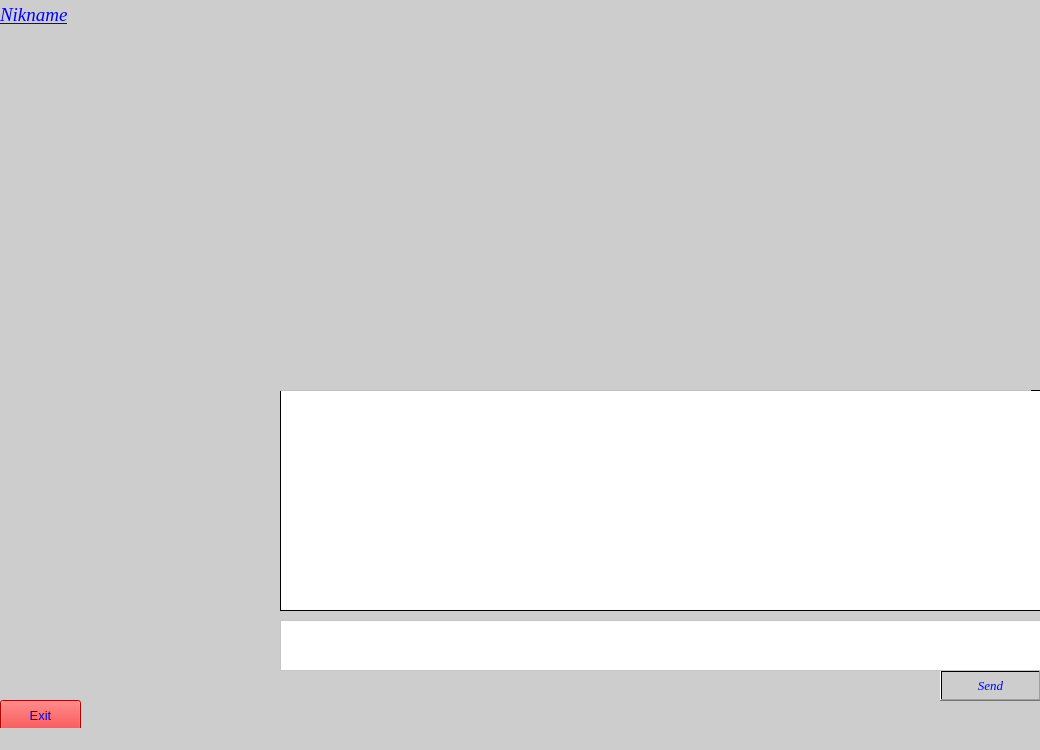
Above: QTClient/mainwindow.ui from icarazob/TCPVideoChatQT before the change. Below: the same form after it.
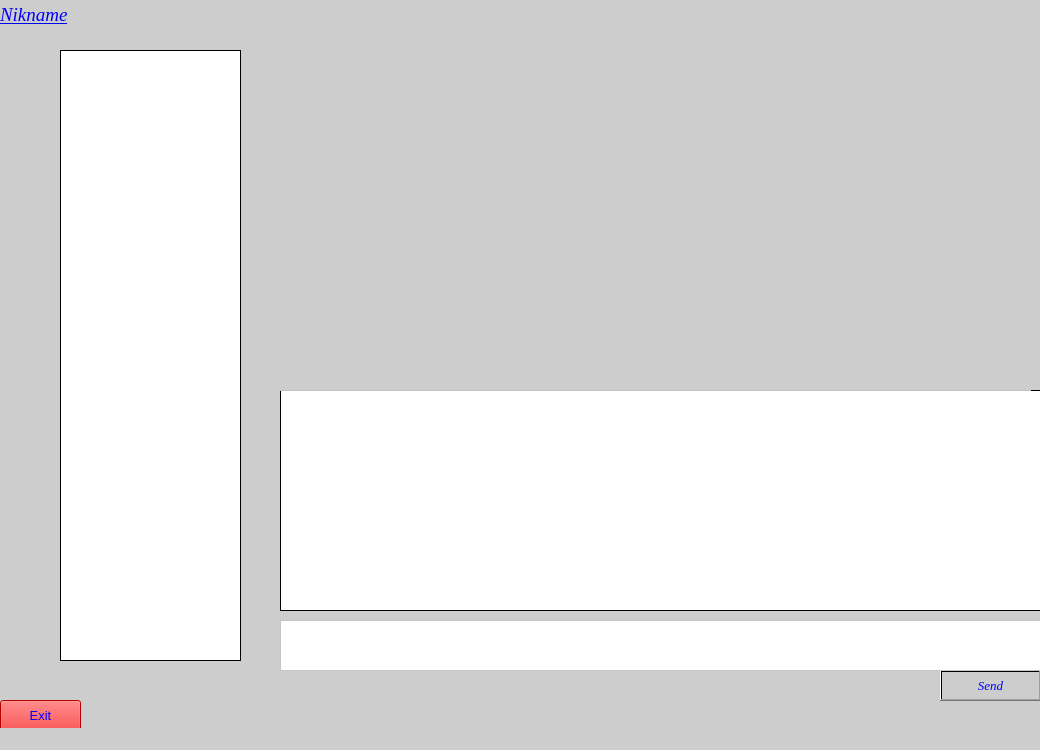
That is the form after the change. Icons and pictures are not drawn.

What changed in the file:
```diff
--- a/QTClient/mainwindow.ui
+++ b/QTClient/mainwindow.ui
@@ -276,6 +276,19 @@
      <bool>true</bool>
     </property>
    </widget>
+   <widget class="QListView" name="listView">
+    <property name="geometry">
+     <rect>
+      <x>60</x>
+      <y>50</y>
+      <width>181</width>
+      <height>611</height>
+     </rect>
+    </property>
+    <property name="styleSheet">
+     <string notr="true">background-color: qlineargradient(spread:pad, x1:0, y1:0, x2:1, y2:0, stop:0 rgba(255, 255, 255, 255), stop:1 rgba(255, 255, 255, 255));</string>
+    </property>
+   </widget>
   </widget>
   <widget class="QStatusBar" name="statusbar"/>
   <action name="actionLogin">
```
